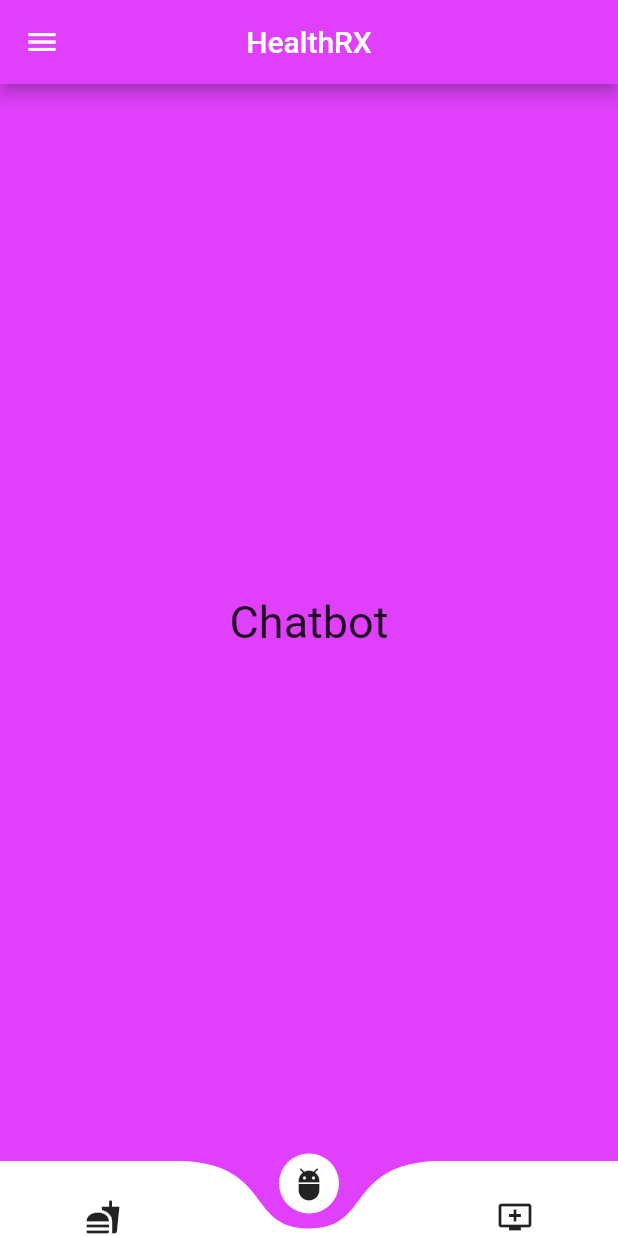
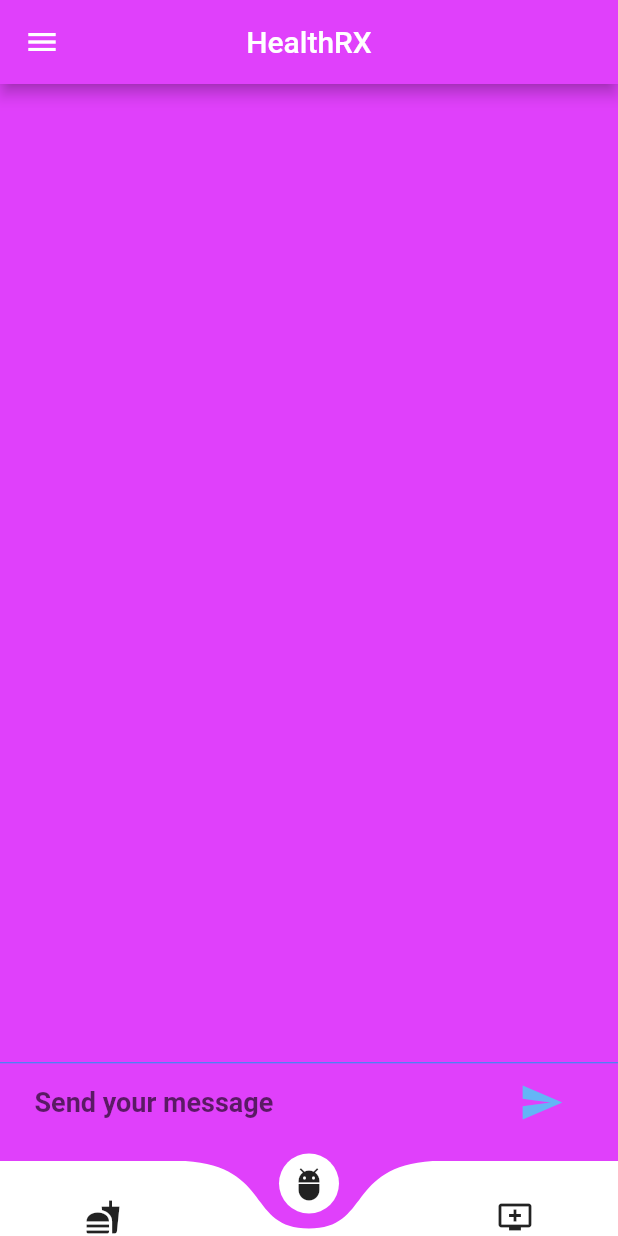
Before and after one commit to Hack-Rx/The-Project-Team, a Flutter app: the screen it shows after launch, after a tap on "Anonymous sign in", on a phone screen of 412 x 824 dp. Run offline on Flutter 3.47's test engine with Material 2 defaults, Android fonts, the phone set to English and light mode, and no system bars; drawn by our look-alikes of curved_navigation_bar; our stand-ins replace animated_text_kit, bubble, camera, font_awesome_flutter, modal_progress_hud; missing offline and left inert: flutter_dialogflow, tflite; project files that could hold a hidden picture were left out.

Commit message:
Integration
ChatBot is integrated

```diff
--- a/Final_app/lib/screens/calorieCounter.dart
+++ b/Final_app/lib/screens/calorieCounter.dart
@@ -22,7 +22,7 @@ class _CalorieCounterState extends State<CalorieCounter> {
   var calories=0.0;
   var fat= 0.0;
   var sugar=0.0;
-
+//https://api.spoonacular.com/recipes/complexSearch?apiKey=37858fd40dd048ce9a36c24155d78cd0&query=pizza&minCalories=50&number=1
   void getData(String query) async {
     NetworkHelper networkHelper = NetworkHelper(url:_url+_apiKey+'&query='+query+'&minFat=25&minCalories=50&minCarbs=10&minSugar=0&number=1');
     var response = await networkHelper.getData();
--- a/Final_app/lib/screens/chatbot.dart
+++ b/Final_app/lib/screens/chatbot.dart
@@ -1,4 +1,7 @@
 import 'package:flutter/material.dart';
+import 'package:bubble/bubble.dart';
+import 'package:flutter_dialogflow/dialogflow_v2.dart';
+
 
 class ChatBot extends StatefulWidget {
   @override
@@ -6,10 +9,123 @@ class ChatBot extends StatefulWidget {
 }
 
 class _ChatBotState extends State<ChatBot> {
+  void response(query) async {
+    AuthGoogle authGoogle = await AuthGoogle(
+        fileJson: "assets/chatbot-mvalaf-298384b9b1f5.json")
+        .build();
+    Dialogflow dialogflow =
+    Dialogflow(authGoogle: authGoogle, language: Language.english);
+    AIResponse aiResponse = await dialogflow.detectIntent(query);
+    setState(() {
+      messsages.insert(0, {
+        "data": 0,
+        "message": aiResponse.getListMessage()[0]["text"]["text"][0].toString()
+      });
+    });
+  }
+
+  final messageInsert = TextEditingController();
+  List<Map> messsages = List();
+
   @override
   Widget build(BuildContext context) {
-    return Center(
-      child: Text('Chatbot', style: TextStyle(fontSize: 30),),
+    return Scaffold(
+    backgroundColor: Colors.purpleAccent,
+      body: Container(
+        child: Column(
+          children: <Widget>[
+            Flexible(
+                child: ListView.builder(
+                    reverse: true,
+                    itemCount: messsages.length,
+                    itemBuilder: (context, index) => chat(
+                        messsages[index]["message"].toString(),
+                        messsages[index]["data"]))),
+            Divider(
+              height: 5.0,
+              color: Colors.blue,
+            ),
+            Container(
+              padding: EdgeInsets.only(left: 15.0, right: 15.0),
+              margin: const EdgeInsets.symmetric(horizontal: 8.0),
+              child: Row(
+                children: <Widget>[
+                  Flexible(
+                      child: TextField(
+                        controller: messageInsert,
+                        decoration: InputDecoration.collapsed(
+                            hintText: "Send your message",
+                            hintStyle: TextStyle(
+                                fontWeight: FontWeight.bold, fontSize: 18.0)),
+                      )),
+                  Container(
+                    margin: EdgeInsets.symmetric(horizontal: 4.0),
+                    child: IconButton(
+
+                        icon: Icon(
+
+                          Icons.send,
+                          size: 30.0,
+                          color: Colors.blue[300],
+                        ),
+                        onPressed: () {
+                          if (messageInsert.text.isEmpty) {
+                            print("empty message");
+                          } else {
+                            setState(() {
+                              messsages.insert(0,
+                                  {"data": 1, "message": messageInsert.text});
+                            });
+                            response(messageInsert.text);
+                            print("sent");
+                            messageInsert.clear();
+                          }
+                        }),
+                  )
+                ],
+              ),
+            ),
+            SizedBox(
+              height: 15.0,
+            )
+          ],
+        ),
+      ),
+    );
+  }
+
+  //for better one i have use the bubble package check out the pubspec.yaml
+
+  Widget chat(String message, int data) {
+    return Padding(
+      padding: EdgeInsets.all(10.0),
+      child: Bubble(
+          radius: Radius.circular(15.0),
+          color: data == 0 ? Colors.blue[200] : Colors.blue[200],
+          elevation: 0.0,
+          alignment: data == 0 ? Alignment.topLeft : Alignment.topRight,
+          nip: data == 0 ? BubbleNip.leftBottom : BubbleNip.rightTop,
+          child: Padding(
+            padding: EdgeInsets.all(2.0),
+            child: Row(
+              mainAxisSize: MainAxisSize.min,
+              children: <Widget>[
+                CircleAvatar(
+                  backgroundImage: AssetImage(
+                      data == 0 ? "assets/bot.png" : "assets/user.png"),
+                ),
+                SizedBox(
+                  width: 10.0,
+                ),
+                Flexible(
+                    child: Text(
+                      message,
+                      style: TextStyle(
+                          color: Colors.white, fontWeight: FontWeight.bold),
+                    ))
+              ],
+            ),
+          )),
     );
   }
 }
--- a/Final_app/pubspec.yaml
+++ b/Final_app/pubspec.yaml
@@ -13,6 +13,9 @@ dependencies:
   http: ^0.12.1
   modal_progress_hud: ^0.1.3
   font_awesome_flutter: ^8.4.0
+  bubble: ^1.1.9+1
+  flutter_dialogflow: ^0.1.3
+
 
 
 
@@ -27,6 +30,7 @@ flutter:
 
 
   assets:
+    - assets/
     - assets/images/
   fonts:
     - family: Pacifico
```
Also changed, not shown: Final_app/assets/chatbot-mvalaf-298384b9b1f5.json (added, +12 -0 lines), Final_app/assets/Screenshot 2020-05-18 at 11.35.40 AM.png (added), Final_app/assets/bot.png (added), Final_app/assets/user.png (added), Final_app/pubspec.lock, 1 other file.
